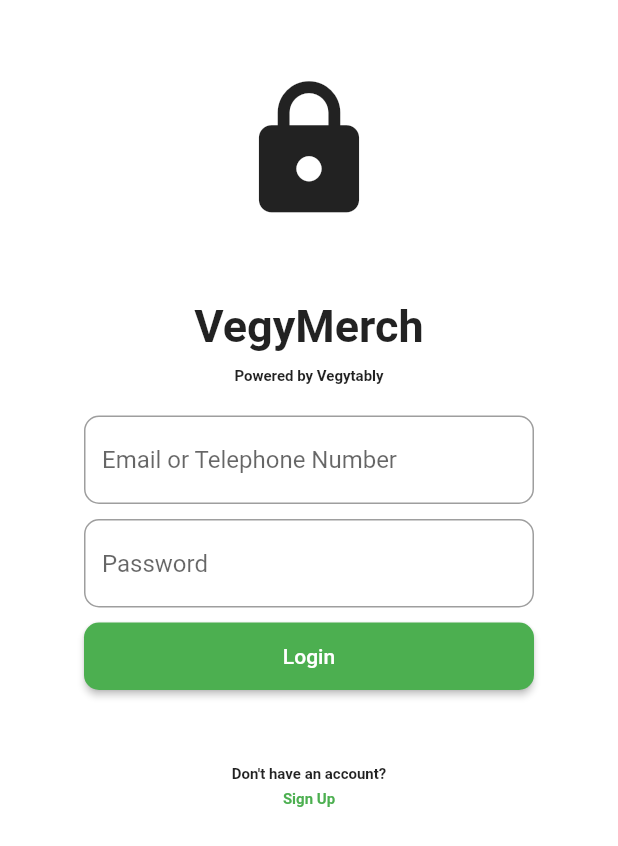
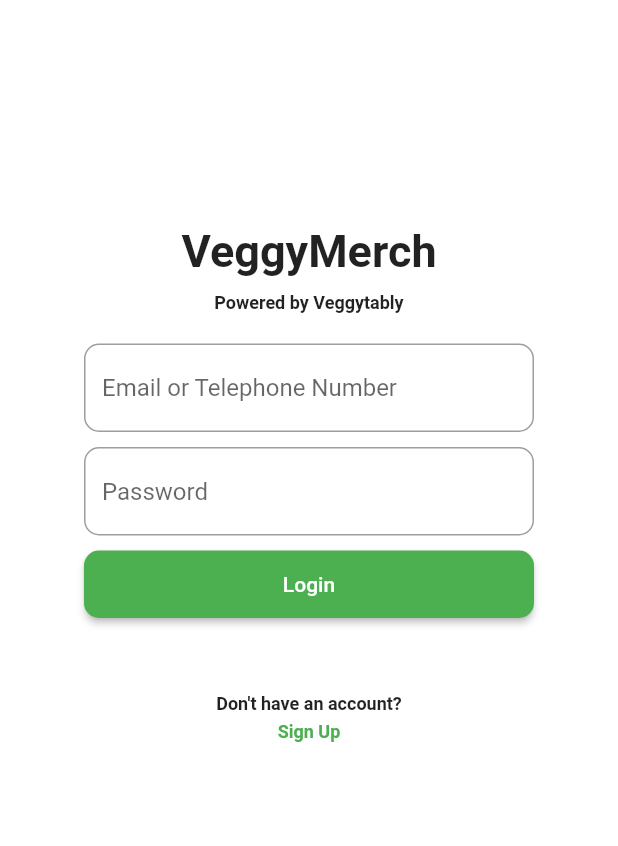
Before and after one commit to Lejhat-Bergijhi/veggytably-merchant, a Flutter app: the screen it shows after launch, on a phone screen of 412 x 824 dp. Shown: the top 846 px of the screen. Run offline on Flutter 3.47's test engine with Material 2 defaults, Android fonts, the phone set to English and light mode, and no system bars.

Commit message:
benerin login page

```diff
--- a/lib/views/login_page.dart
+++ b/lib/views/login_page.dart
@@ -14,13 +14,13 @@ class LoginPage extends StatelessWidget {
               SizedBox(height: 50),
 
               // logo
-              Icon(Icons.lock,
-              size:100,
-            ),
-              SizedBox(height: 50),
+            //   Icon(Icons.lock,
+            //   size:100,
+            // ),
+            SizedBox(height: 100),
 
-              // Text: VegyMerch
-              Text('VegyMerch',
+              // Text: VeggyMerch
+              Text('VeggyMerch',
               style: TextStyle(
                 fontSize: 30,
                 fontWeight: FontWeight.bold,
@@ -28,10 +28,10 @@ class LoginPage extends StatelessWidget {
             ),
               SizedBox(height: 10),
 
-              // Text: Powered by Vegytably
-              Text('Powered by Vegytably',
+              // Text: Powered by Veggytably
+              Text('Powered by Veggytably',
               style: TextStyle(
-                fontSize: 10,
+                fontSize: 12,
                 fontWeight: FontWeight.bold,
                 )
               ),
@@ -85,7 +85,7 @@ class LoginPage extends StatelessWidget {
                 // Text: Don't have an account?
                 Text('Don\'t have an account?',
                 style: TextStyle(
-                  fontSize: 10,
+                  fontSize: 12,
                   fontWeight: FontWeight.bold,
                 ),
               ),
@@ -94,7 +94,7 @@ class LoginPage extends StatelessWidget {
                 // Text: Sign Up
                 Text('Sign Up',
                 style: TextStyle(
-                  fontSize: 10,
+                  fontSize: 12,
                   fontWeight: FontWeight.bold,
                   color: Colors.green,
                 ),
```
